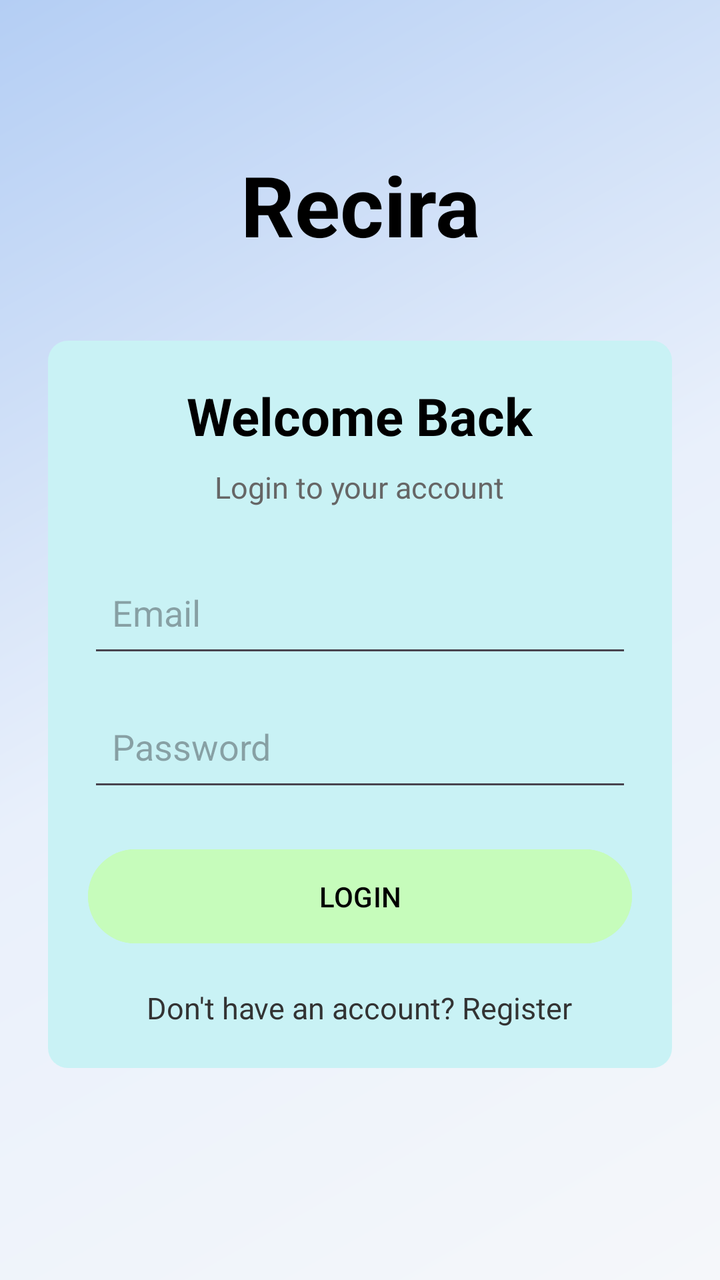
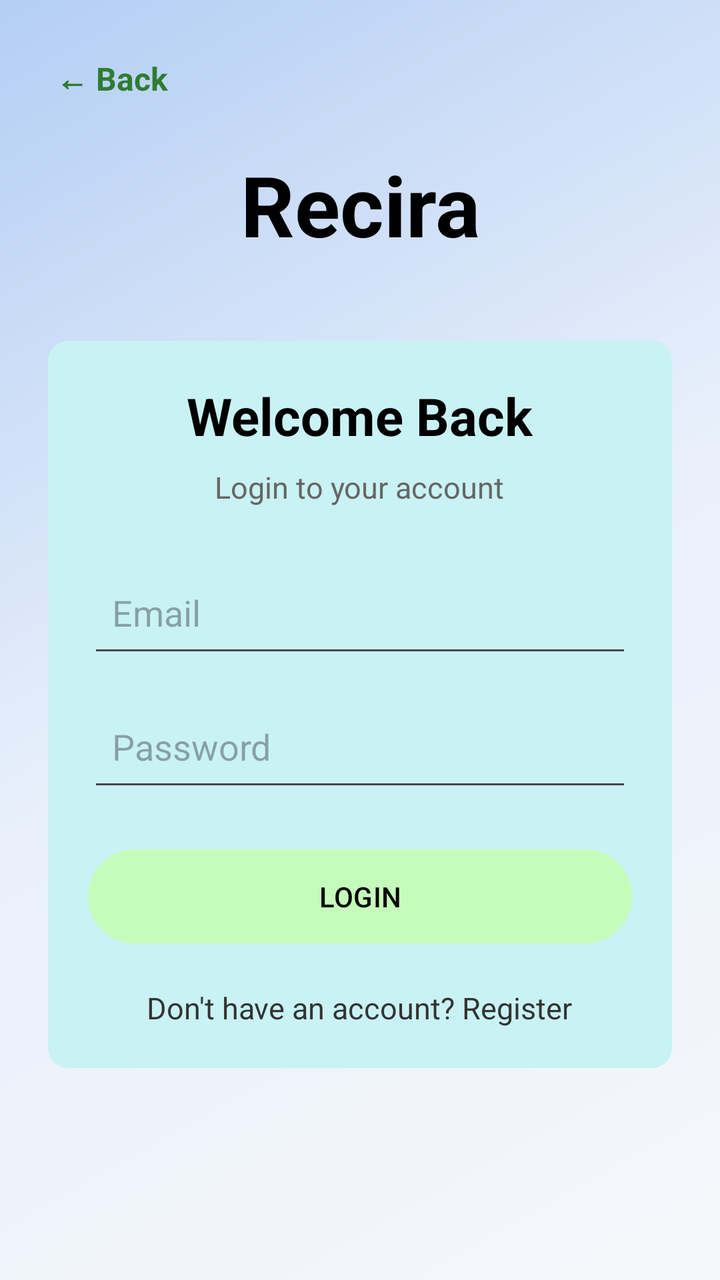

Screens rendered from an Android XML layout before and after an edit, with the pre-edit source and the edit as a unified diff.
<!-- AndroidManifest.xml: application theme Theme.AssignmentGroup -->
<!-- res/layout/activity_login_register.xml -->
<?xml version="1.0" encoding="utf-8"?>
<androidx.constraintlayout.widget.ConstraintLayout
    xmlns:android="http://schemas.android.com/apk/res/android"
    xmlns:app="http://schemas.android.com/apk/res-auto"
    xmlns:tools="http://schemas.android.com/tools"
    android:layout_width="match_parent"
    android:layout_height="match_parent"
    android:padding="24dp"
    android:background="@drawable/bg_gradient"
    tools:context=".RegisterAndLogin">

    
    <TextView
        android:id="@+id/tvTitle"
        android:layout_width="wrap_content"
        android:layout_height="wrap_content"
        android:layout_marginTop="50dp"
        android:text="Recira"
        android:textColor="@color/black"
        android:textSize="42sp"
        android:textStyle="bold"
        app:layout_constraintTop_toTopOf="parent"
        app:layout_constraintStart_toStartOf="parent"
        app:layout_constraintEnd_toEndOf="parent" />

    
    <LinearLayout
        android:id="@+id/loginLayout"
        android:layout_width="0dp"
        android:layout_height="wrap_content"
        android:layout_marginTop="40dp"
        android:orientation="vertical"
        android:padding="20dp"
        android:background="@drawable/bg_feature_card"
        app:layout_constraintTop_toBottomOf="@id/tvTitle"
        app:layout_constraintStart_toStartOf="parent"
        app:layout_constraintEnd_toEndOf="parent">

        <TextView
            android:layout_width="wrap_content"
            android:layout_height="wrap_content"
            android:text="Welcome Back"
            android:textColor="@color/black"
            android:textSize="26sp"
            android:textStyle="bold"
            android:layout_gravity="center_horizontal" />

        <TextView
            android:layout_width="wrap_content"
            android:layout_height="wrap_content"
            android:layout_marginTop="8dp"
            android:text="Login to your account"
            android:textColor="#666666"
            android:textSize="15sp"
            android:layout_gravity="center_horizontal" />

        <EditText
            android:id="@+id/etLoginEmail"
            android:layout_width="match_parent"
            android:layout_height="55dp"
            android:layout_marginTop="25dp"
            android:hint="Email"
            android:inputType="textEmailAddress"
            android:padding="12dp" />

        <EditText
            android:id="@+id/etLoginPassword"
            android:layout_width="match_parent"
            android:layout_height="55dp"
            android:layout_marginTop="12dp"
            android:hint="Password"
            android:inputType="textPassword"
            android:padding="12dp" />

        <Button
            android:id="@+id/btnLogin"
            android:layout_width="match_parent"
            android:layout_height="55dp"
            android:layout_marginTop="20dp"
            android:text="LOGIN"
            android:textColor="@color/black"
            android:backgroundTint="#C6FCBB" />

        <TextView
            android:id="@+id/tvGoRegister"
            android:layout_width="wrap_content"
            android:layout_height="wrap_content"
            android:layout_marginTop="18dp"
            android:text="Don't have an account? Register"
            android:textColor="#333333"
            android:textSize="15sp"
            android:layout_gravity="center_horizontal" />

    </LinearLayout>


    
    <LinearLayout
        android:id="@+id/registerLayout"
        android:layout_width="0dp"
        android:layout_height="wrap_content"
        android:layout_marginTop="40dp"
        android:orientation="vertical"
        android:padding="20dp"
        android:background="@drawable/bg_feature_card"
        android:visibility="gone"
        app:layout_constraintTop_toBottomOf="@id/tvTitle"
        app:layout_constraintStart_toStartOf="parent"
        app:layout_constraintEnd_toEndOf="parent">

        <TextView
            android:layout_width="wrap_content"
            android:layout_height="wrap_content"
            android:text="Create Account"
            android:textColor="@color/black"
            android:textSize="26sp"
            android:textStyle="bold"
            android:layout_gravity="center_horizontal" />

        <TextView
            android:layout_width="wrap_content"
            android:layout_height="wrap_content"
            android:layout_marginTop="8dp"
            android:text="Register for a new Recira account"
            android:textColor="#666666"
            android:textSize="15sp"
            android:layout_gravity="center_horizontal" />

        <EditText
            android:id="@+id/etRegisterName"
            android:layout_width="match_parent"
            android:layout_height="55dp"
            android:layout_marginTop="25dp"
            android:hint="Full Name"
            android:inputType="textPersonName"
            android:padding="12dp" />

        <EditText
            android:id="@+id/etRegisterEmail"
            android:layout_width="match_parent"
            android:layout_height="55dp"
            android:layout_marginTop="12dp"
            android:hint="Email"
            android:inputType="textEmailAddress"
            android:padding="12dp" />

        <EditText
            android:id="@+id/etRegisterPassword"
            android:layout_width="match_parent"
            android:layout_height="55dp"
            android:layout_marginTop="12dp"
            android:hint="Password"
            android:inputType="textPassword"
            android:padding="12dp" />

        <EditText
            android:id="@+id/etRegisterConfirmPassword"
            android:layout_width="match_parent"
            android:layout_height="55dp"
            android:layout_marginTop="12dp"
            android:hint="Confirm Password"
            android:inputType="textPassword"
            android:padding="12dp" />

        <Button
            android:id="@+id/btnRegister"
            android:layout_width="match_parent"
            android:layout_height="55dp"
            android:layout_marginTop="20dp"
            android:text="REGISTER"
            android:textColor="@color/black"
            android:backgroundTint="#C6FCBB" />

        <TextView
            android:id="@+id/tvGoLogin"
            android:layout_width="wrap_content"
            android:layout_height="wrap_content"
            android:layout_marginTop="18dp"
            android:text="Already have an account? Login"
            android:textColor="#333333"
            android:textSize="15sp"
            android:layout_gravity="center_horizontal" />

    </LinearLayout>

</androidx.constraintlayout.widget.ConstraintLayout>
<!-- resources referenced by this layout -->
<resources>
  <color name="black">#FF000000</color>
  <!-- drawable bg_feature_card (drawable) -->
  <?xml version="1.0" encoding="utf-8"?>
  <ripple xmlns:android="http://schemas.android.com/apk/res/android"
      android:color="#49F527">
      <item>
          <shape android:shape="rectangle">
              <solid android:color="#C9F2F5" />
              <corners android:radius="10dp" />
          </shape>
      </item>
  </ripple>
  <!-- drawable bg_gradient (drawable) -->
  <?xml version="1.0" encoding="utf-8"?>
      <shape xmlns:android="http://schemas.android.com/apk/res/android"
          android:shape="rectangle">
          <gradient
              android:startColor="#F5F7FA"
              android:centerColor="#E9F0FB"
              android:endColor="#B4CEF4"
              android:angle="135" />
      </shape>
  <style name="Theme.AssignmentGroup" parent="Base.Theme.AssignmentGroup" />
  <style name="Base.Theme.AssignmentGroup" parent="Theme.Material3.DayNight.NoActionBar">
          
          
      </style>
</resources>

<!-- the commit's change to res/layout/activity_login_register.xml (unified diff, before → after) -->
@@ -8,6 +8,18 @@
     android:padding="24dp"
     android:background="@drawable/bg_gradient"
     tools:context=".RegisterAndLogin">
+
+    <TextView
+        android:id="@+id/btnBack"
+        android:layout_width="wrap_content"
+        android:layout_height="wrap_content"
+        android:padding="4dp"
+        android:text="&#8592; Back"
+        android:textColor="@color/primary_green"
+        android:textSize="16sp"
+        android:textStyle="bold"
+        app:layout_constraintTop_toTopOf="parent"
+        app:layout_constraintStart_toStartOf="parent" />
 
     
     <TextView
<!-- resource entries referenced after the edit -->
@@ -1,6 +1,7 @@
 <!-- resources referenced by this layout -->
 <resources>
   <color name="black">#FF000000</color>
+  <color name="primary_green">#2E7D32</color>
   <!-- drawable bg_feature_card (drawable) -->
   <?xml version="1.0" encoding="utf-8"?>
   <ripple xmlns:android="http://schemas.android.com/apk/res/android"
